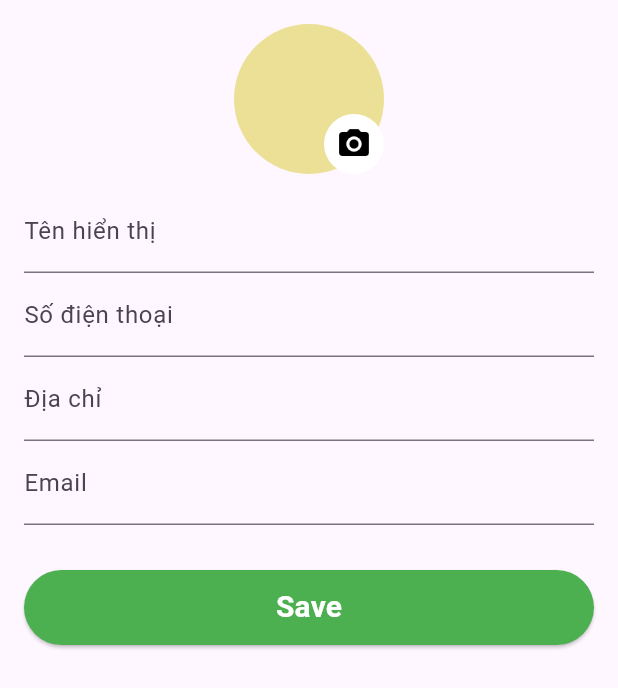
After one commit to Quan04103/pizzaorder, a Flutter app: the EditUserProfilePage screen opened by its route, after a tap on "Save", on a phone screen of 412 x 824 dp. The commit adds this screen. Shown: the top 688 px of the screen. Run offline on Flutter 3.47's test engine with Material 3 defaults, Android fonts, the phone set to English and light mode, and no system bars; our stand-ins replace bloc, carousel_slider, equatable, flutter_bloc, flutter_dotenv, go_router and 3 more; accounts and stored records are empty; network calls fail.

Commit message:
Edit User

```diff
--- /dev/null
+++ b/client/pizzaorder/lib/pages/edit_user.dart
@@ -0,0 +1,239 @@
+import 'dart:io';
+
+import 'package:flutter/material.dart';
+import 'package:go_router/go_router.dart';
+import 'package:http/http.dart' as http;
+import 'package:image_picker/image_picker.dart';
+import 'dart:convert';
+import 'package:shared_preferences/shared_preferences.dart';
+
+class EditUserProfilePage extends StatefulWidget {
+  const EditUserProfilePage({super.key});
+
+  @override
+  _EditUserProfilePageState createState() => _EditUserProfilePageState();
+}
+
+class _EditUserProfilePageState extends State<EditUserProfilePage> {
+  final TextEditingController _usernameController = TextEditingController();
+  final TextEditingController _nameProfileController = TextEditingController();
+  final TextEditingController _numberController = TextEditingController();
+  final TextEditingController _addressController = TextEditingController();
+  final TextEditingController _emailController = TextEditingController();
+
+  bool _isLoading = false;
+  File? _imageFile;
+  @override
+  void initState() {
+    super.initState();
+    _getUserData();
+  }
+
+  String getInitialFromLastWord(String name) {
+    if (name.trim().isEmpty) {
+      return '';
+    }
+    List<String> words = name.split(' ');
+    if (words.isNotEmpty) {
+      return words.last[0].toUpperCase();
+    }
+    return '';
+  }
+
+  Future<void> _pickImage() async {
+    final pickedFile =
+        await ImagePicker().pickImage(source: ImageSource.gallery);
+    if (pickedFile != null) {
+      setState(() {
+        _imageFile = File(pickedFile.path);
+      });
+    }
+  }
+
+  Future<void> _getUserData() async {
+    SharedPreferences prefs = await SharedPreferences.getInstance();
+    final token = prefs.getString('token');
+
+    final response = await http.get(
+      Uri.parse('http://10.0.2.2:5000/getUserInfo'),
+      headers: {
+        'Content-Type': 'application/json',
+        'Authorization': 'Bearer $token',
+      },
+    );
+
+    if (response.statusCode == 200) {
+      final data = json.decode(response.body);
+      setState(() {
+        _usernameController.text = data['username'];
+        _nameProfileController.text = data['nameProfile'];
+        _numberController.text = data['number'];
+        _addressController.text = data['address'];
+        _emailController.text = data['email'];
+      });
+    } else {
+      print('Failed to load user data');
+    }
+  }
+
+  Future<void> _editUser() async {
+    SharedPreferences prefs = await SharedPreferences.getInstance();
+    final token = prefs.getString('token');
+
+    setState(() {
+      _isLoading = true;
+    });
+
+    // Tạo một đối tượng Map để chứa các trường dữ liệu cần gửi
+    Map<String, dynamic> userData = {};
+
+    if (_nameProfileController.text.isNotEmpty) {
+      userData['nameProfile'] = _nameProfileController.text;
+    }
+    if (_numberController.text.isNotEmpty) {
+      userData['number'] = _numberController.text;
+    }
+    if (_addressController.text.isNotEmpty) {
+      userData['address'] = _addressController.text;
+    }
+    if (_emailController.text.isNotEmpty) {
+      userData['email'] = _emailController.text;
+    }
+
+    final response = await http.put(
+      Uri.parse('http://10.0.2.2:5000/editUser'),
+      headers: {
+        'Content-Type': 'application/json',
+        'Authorization': 'Bearer $token',
+      },
+      body: json.encode(userData), // Gửi chỉ các trường được chỉ định
+    );
+
+    setState(() {
+      _isLoading = false;
+    });
+
+    if (response.statusCode == 200) {
+      try {
+        final data = json.decode(response.body);
+        print('User updated successfully: $data');
+        // Cập nhật lại UI hoặc thông báo thành công
+      } catch (e) {
+        print('Error parsing response JSON: $e');
+        // Xử lý lỗi phân tích cú pháp JSON
+      }
+    } else {
+      print('Failed to update user: ${response.body}');
+      print('Status code: ${response.statusCode}');
+      // Xử lý lỗi từ server
+    }
+  }
+
+  void _onBackPressed(String token) {
+    final router = GoRouter.of(context);
+    router.go('/account', extra: token);
+  }
+
+  @override
+  Widget build(BuildContext context) {
+    String initial = _nameProfileController.text.isNotEmpty
+        ? getInitialFromLastWord(_nameProfileController.text)
+        : '';
+
+    return Scaffold(
+      appBar: AppBar(
+        toolbarHeight: initial.isEmpty ? 0 : 100,
+        leading: IconButton(
+          icon: const Icon(Icons.arrow_back),
+          onPressed: () async {
+            // Handle back button press
+            SharedPreferences prefs = await SharedPreferences.getInstance();
+            final token = prefs.getString('token');
+
+            _onBackPressed(token ?? '');
+          },
+        ),
+        title: const Text(
+          'Cập Nhật Thông Tin',
+          style: TextStyle(fontSize: 22, fontWeight: FontWeight.bold),
+        ),
+        centerTitle: true,
+      ),
+      body: SingleChildScrollView(
+        child: Padding(
+          padding: const EdgeInsets.all(16.0),
+          child: Column(
+            children: [
+              Center(
+                child: Stack(
+                  children: [
+                    CircleAvatar(
+                      radius: 50.0,
+                      backgroundColor: const Color.fromARGB(255, 235, 224, 150),
+                      backgroundImage:
+                          _imageFile != null ? FileImage(_imageFile!) : null,
+                      child: _imageFile == null
+                          ? Text(
+                              initial,
+                              style: TextStyle(
+                                color: Colors.lime[800],
+                                fontSize: 42.0,
+                              ),
+                            )
+                          : null,
+                    ),
+                    Positioned(
+                      bottom: 0,
+                      right: 0,
+                      child: CircleAvatar(
+                        backgroundColor: Colors.white,
+                        child: IconButton(
+                          icon: const Icon(Icons.camera_alt),
+                          onPressed: _pickImage,
+                          color: Colors.black,
+                        ),
+                      ),
+                    ),
+                  ],
+                ),
+              ),
+              const SizedBox(height: 10),
+              TextFormField(
+                controller: _nameProfileController,
+                decoration: const InputDecoration(labelText: 'Tên hiển thị'),
+              ),
+              TextFormField(
+                controller: _numberController,
+                decoration: const InputDecoration(labelText: 'Số điện thoại'),
+              ),
+              TextFormField(
+                controller: _addressController,
+                decoration: const InputDecoration(labelText: 'Địa chỉ'),
+              ),
+              TextFormField(
+                controller: _emailController,
+                decoration: const InputDecoration(labelText: 'Email'),
+              ),
+              const SizedBox(height: 30),
+              ElevatedButton(
+                onPressed: _editUser,
+                style: ElevatedButton.styleFrom(
+                  foregroundColor: Colors.white, backgroundColor: Colors.green,
+                  minimumSize:
+                      const Size(double.infinity, 50), // <-- match parent
+                ),
+                child: const Text(
+                  'Save',
+                  style: TextStyle(
+                    fontSize: 20,
+                    fontWeight: FontWeight.bold,
+                  ),
+                ),
+              ),
+            ],
+          ),
+        ),
+      ),
+    );
+  }
+}
```
Also changed, not shown: client/pizzaorder/lib/app_router.dart (+10 -0 lines), client/pizzaorder/lib/pages/account.dart (+22 -5 lines), 4 other files.
